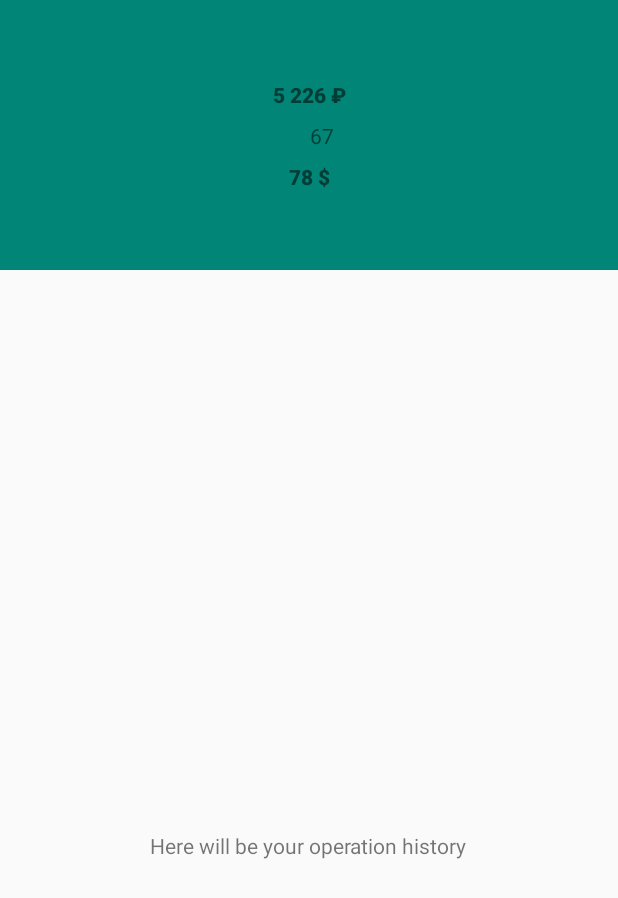
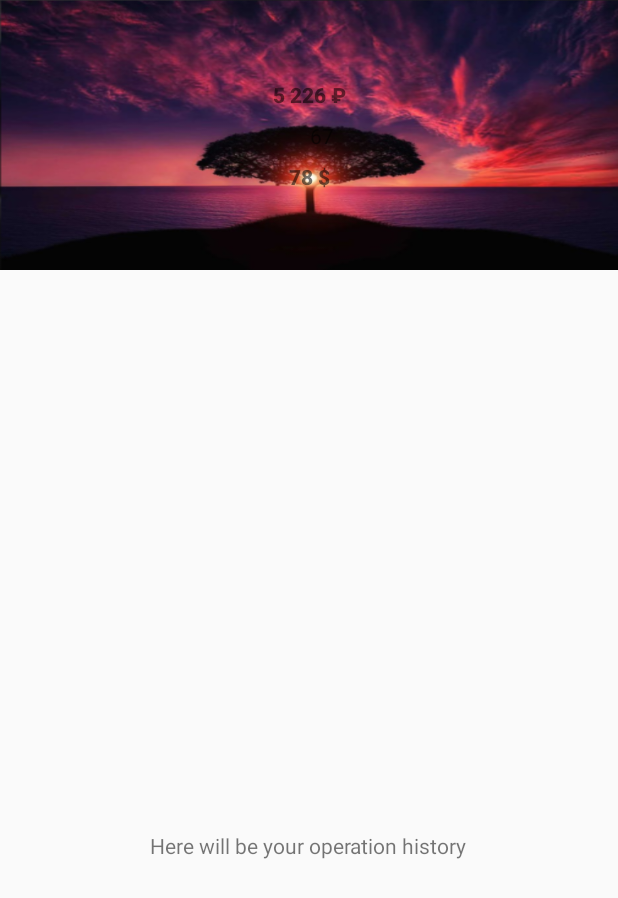
Before and after one commit to iliailemkov/Lebowski, an Android app: the screen it shows after launch (MainActivity), on a phone screen of 412 x 824 dp. Shown: the top 898 px of the screen. Run offline under Robolectric (Android 15) with nearby library versions, the phone set to English and light mode, and no system bars; our stand-ins replace data binding.

Commit message:
nice scroll

```diff
--- a/app/src/main/res/layout/home_fragment.xml
+++ b/app/src/main/res/layout/home_fragment.xml
@@ -37,10 +37,10 @@
                 android:layout_height="match_parent"
                 app:contentScrim="?attr/colorPrimary"
                 app:expandedTitleGravity="top"
-                app:layout_scrollFlags="scroll|exitUntilCollapsed|snap">
+                app:layout_scrollFlags="scroll|exitUntilCollapsed|snap"
+                android:background="@drawable/land_sm">
 
                 <androidx.constraintlayout.widget.ConstraintLayout
-                    android:id="@+id/home"
                     android:layout_width="match_parent"
                     android:layout_height="match_parent"
                     tools:context=".ui.home.HomeFragment">
```
Also changed, not shown: app/src/main/res/drawable/land_sm.png (added).
